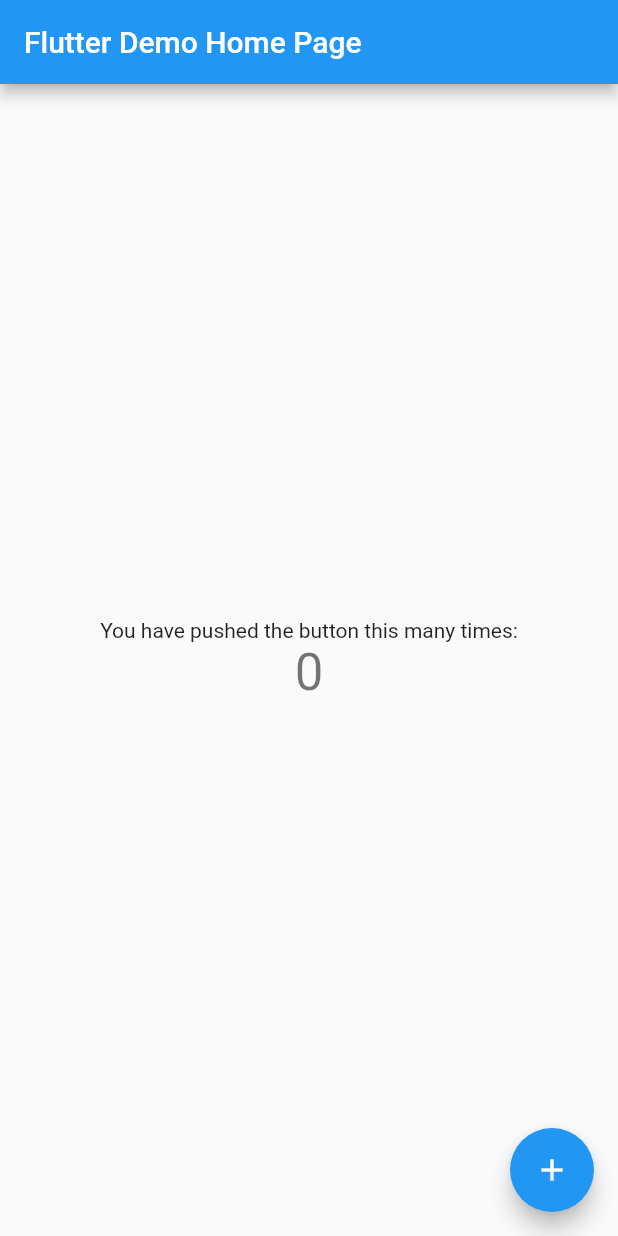
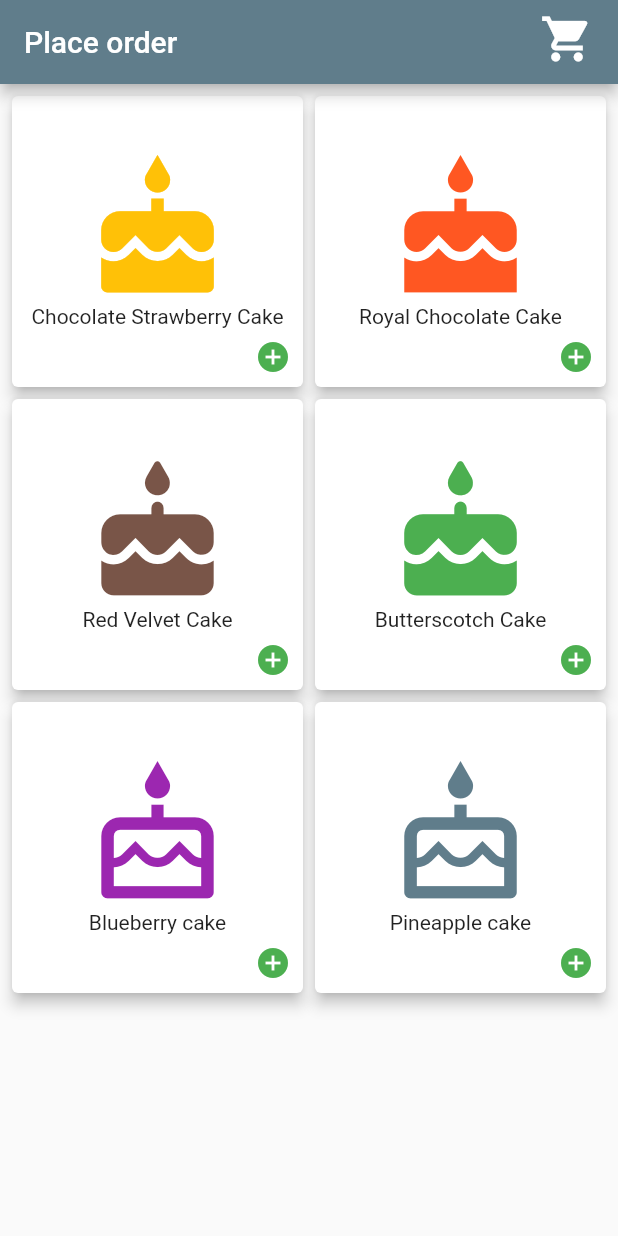
Before and after one commit to NehaKaliaNitor/shopping_cart, a Flutter app: the screen it shows after launch, on a phone screen of 412 x 824 dp. Run offline on Flutter 3.47's test engine with Material 2 defaults, Android fonts, the phone set to English and light mode, and no system bars.

Commit message:
initial commit

```diff
--- /dev/null
+++ b/lib/cake.dart
@@ -0,0 +1,9 @@
+import 'package:flutter/material.dart';
+
+class Cake {
+  final String name;
+  final IconData icon;
+  final Color color;
+
+  Cake({required this.name, required this.icon, required this.color});
+}
--- /dev/null
+++ b/lib/dashboard.dart
@@ -0,0 +1,222 @@
+import 'package:flutter/material.dart';
+import 'package:shopping_cart/cake.dart';
+import 'package:shopping_cart/cart.dart';
+
+class DashBoard extends StatefulWidget {
+  DashBoard({Key? key, required this.title}) : super(key: key);
+  final String title;
+
+  @override
+  _DashBoardState createState() => _DashBoardState();
+}
+
+class _DashBoardState extends State<DashBoard> {
+  List<Cake> _cakes = <Cake>[];
+
+  final List<Cake> _cartList = <Cake>[];
+
+  @override
+  void initState() {
+    super.initState();
+    _populateDishes();
+  }
+
+  @override
+  Widget build(BuildContext context) {
+    return Scaffold(
+      appBar: AppBar(
+        title: Text(widget.title),
+        actions: <Widget>[
+          Padding(
+            padding: const EdgeInsets.only(right: 16.0, top: 8.0),
+            child: GestureDetector(
+              child: Stack(
+                alignment: Alignment.topCenter,
+                children: <Widget>[
+                  const Icon(
+                    Icons.shopping_cart,
+                    size: 36.0,
+                  ),
+                  if (_cartList.isNotEmpty)
+                    Padding(
+                      padding: const EdgeInsets.only(left: 2.0),
+                      child: CircleAvatar(
+                        radius: 8.0,
+                        backgroundColor: Colors.red,
+                        foregroundColor: Colors.white,
+                        child: Text(
+                          _cartList.length.toString(),
+                          style: const TextStyle(
+                            fontWeight: FontWeight.bold,
+                            fontSize: 12.0,
+                          ),
+                        ),
+                      ),
+                    ),
+                ],
+              ),
+              onTap: () {
+                if (_cartList.isNotEmpty) {
+                  Navigator.of(context).push(
+                    MaterialPageRoute(
+                      builder: (context) => Cart(_cartList),
+                    ),
+                  );
+                }
+              },
+            ),
+          )
+        ],
+      ),
+      body: _buildGridView(),
+    );
+  }
+
+  ListView _buildListView() {
+    return ListView.builder(
+      itemCount: _cakes.length,
+      itemBuilder: (context, index) {
+        var item = _cakes[index];
+        return Padding(
+          padding: const EdgeInsets.symmetric(
+            horizontal: 8.0,
+            vertical: 2.0,
+          ),
+          child: Card(
+            elevation: 4.0,
+            child: ListTile(
+              leading: Icon(
+                item.icon,
+                color: item.color,
+              ),
+              title: Text(item.name),
+              trailing: GestureDetector(
+                child: (!_cartList.contains(item))
+                    ? const Icon(
+                  Icons.add_circle,
+                  color: Colors.green,
+                )
+                    : const Icon(
+                  Icons.remove_circle,
+                  color: Colors.red,
+                ),
+                onTap: () {
+                  setState(() {
+                    if (!_cartList.contains(item)) {
+                      _cartList.add(item);
+                    } else {
+                      _cartList.remove(item);
+                    }
+                  });
+                },
+              ),
+            ),
+          ),
+        );
+      },
+    );
+  }
+
+  GridView _buildGridView() {
+    return GridView.builder(
+        padding: const EdgeInsets.all(4.0),
+        gridDelegate:
+        const SliverGridDelegateWithFixedCrossAxisCount(crossAxisCount: 2),
+        itemCount: _cakes.length,
+        itemBuilder: (context, index) {
+          var item = _cakes[index];
+          return Card(
+              elevation: 4.0,
+              child: Stack(
+                fit: StackFit.loose,
+                alignment: Alignment.center,
+                children: <Widget>[
+                  Column(
+                    mainAxisAlignment: MainAxisAlignment.center,
+                    children: <Widget>[
+                      Icon(
+                        item.icon,
+                        color: (_cartList.contains(item))
+                            ? Colors.grey
+                            : item.color,
+                        size: 100.0,
+                      ),
+                      Text(
+                        item.name,
+                        textAlign: TextAlign.center,
+                      )
+                    ],
+                  ),
+                  Padding(
+                    padding: const EdgeInsets.only(
+                      right: 8.0,
+                      bottom: 8.0,
+                    ),
+                    child: Align(
+                      alignment: Alignment.bottomRight,
+                      child: GestureDetector(
+                        child: (!_cartList.contains(item))
+                            ? const Icon(
+                          Icons.add_circle,
+                          color: Colors.green,
+                        )
+                            : const Icon(
+                          Icons.remove_circle,
+                          color: Colors.red,
+                        ),
+                        onTap: () {
+                          setState(() {
+                            if (!_cartList.contains(item)) {
+                              _cartList.add(item);
+                            } else {
+                              _cartList.remove(item);
+                            }
+                          });
+                        },
+                      ),
+                    ),
+                  ),
+                ],
+              ));
+        });
+  }
+
+  void _populateDishes() {
+    var list = <Cake>[
+      Cake(
+        name: 'Chocolate Strawberry Cake',
+        icon: Icons.cake,
+        color: Colors.amber,
+      ),
+      Cake(
+        name: 'Royal Chocolate Cake',
+        icon: Icons.cake_sharp,
+        color: Colors.deepOrange,
+      ),
+      Cake(
+        name: 'Red Velvet Cake',
+        icon: Icons.cake_rounded,
+        color: Colors.brown,
+      ),
+      Cake(
+        name: 'Butterscotch Cake',
+        icon: Icons.cake_rounded,
+        color: Colors.green,
+      ),
+      Cake(
+        name: 'Blueberry cake',
+        icon: Icons.cake_outlined,
+        color: Colors.purple,
+      ),
+      Cake(
+        name: 'Pineapple cake',
+        icon: Icons.cake_outlined,
+        color: Colors.blueGrey,
+      ),
+    ];
+
+    setState(() {
+      _cakes = list;
+    });
+  }
+}
--- a/lib/main.dart
+++ b/lib/main.dart
@@ -1,115 +1,18 @@
 import 'package:flutter/material.dart';
+import 'package:shopping_cart/dashboard.dart';
 
-void main() {
-  runApp(const MyApp());
-}
+void main() => runApp(MyApp());
 
 class MyApp extends StatelessWidget {
-  const MyApp({super.key});
-
-  // This widget is the root of your application.
   @override
   Widget build(BuildContext context) {
     return MaterialApp(
-      title: 'Flutter Demo',
+      debugShowCheckedModeBanner: false,
+      title: 'Shopping Cart',
       theme: ThemeData(
-        // This is the theme of your application.
-        //
-        // Try running your application with "flutter run". You'll see the
-        // application has a blue toolbar. Then, without quitting the app, try
-        // changing the primarySwatch below to Colors.green and then invoke
-        // "hot reload" (press "r" in the console where you ran "flutter run",
-        // or simply save your changes to "hot reload" in a Flutter IDE).
-        // Notice that the counter didn't reset back to zero; the application
-        // is not restarted.
-        primarySwatch: Colors.blue,
+        primarySwatch: Colors.blueGrey,
       ),
-      home: const MyHomePage(title: 'Flutter Demo Home Page'),
+      home: DashBoard(title: 'Place order'),
     );
   }
 }
-
-class MyHomePage extends StatefulWidget {
-  const MyHomePage({super.key, required this.title});
-
-  // This widget is the home page of your application. It is stateful, meaning
-  // that it has a State object (defined below) that contains fields that affect
-  // how it looks.
-
-  // This class is the configuration for the state. It holds the values (in this
-  // case the title) provided by the parent (in this case the App widget) and
-  // used by the build method of the State. Fields in a Widget subclass are
-  // always marked "final".
-
-  final String title;
-
-  @override
-  State<MyHomePage> createState() => _MyHomePageState();
-}
-
-class _MyHomePageState extends State<MyHomePage> {
-  int _counter = 0;
-
-  void _incrementCounter() {
-    setState(() {
-      // This call to setState tells the Flutter framework that something has
-      // changed in this State, which causes it to rerun the build method below
-      // so that the display can reflect the updated values. If we changed
-      // _counter without calling setState(), then the build method would not be
-      // called again, and so nothing would appear to happen.
-      _counter++;
-    });
-  }
-
-  @override
-  Widget build(BuildContext context) {
-    // This method is rerun every time setState is called, for instance as done
-    // by the _incrementCounter method above.
-    //
-    // The Flutter framework has been optimized to make rerunning build methods
-    // fast, so that you can just rebuild anything that needs updating rather
-    // than having to individually change instances of widgets.
-    return Scaffold(
-      appBar: AppBar(
-        // Here we take the value from the MyHomePage object that was created by
-        // the App.build method, and use it to set our appbar title.
-        title: Text(widget.title),
-      ),
-      body: Center(
-        // Center is a layout widget. It takes a single child and positions it
-        // in the middle of the parent.
-        child: Column(
-          // Column is also a layout widget. It takes a list of children and
-          // arranges them vertically. By default, it sizes itself to fit its
-          // children horizontally, and tries to be as tall as its parent.
-          //
-          // Invoke "debug painting" (press "p" in the console, choose the
-          // "Toggle Debug Paint" action from the Flutter Inspector in Android
-          // Studio, or the "Toggle Debug Paint" command in Visual Studio Code)
-          // to see the wireframe for each widget.
-          //
-          // Column has various properties to control how it sizes itself and
-          // how it positions its children. Here we use mainAxisAlignment to
-          // center the children vertically; the main axis here is the vertical
-          // axis because Columns are vertical (the cross axis would be
-          // horizontal).
-          mainAxisAlignment: MainAxisAlignment.center,
-          children: <Widget>[
-            const Text(
-              'You have pushed the button this many times:',
-            ),
-            Text(
-              '$_counter',
-              style: Theme.of(context).textTheme.headlineMedium,
-            ),
-          ],
-        ),
-      ),
-      floatingActionButton: FloatingActionButton(
-        onPressed: _incrementCounter,
-        tooltip: 'Increment',
-        child: const Icon(Icons.add),
-      ), // This trailing comma makes auto-formatting nicer for build methods.
-    );
-  }
-}
```
Also changed, not shown: lib/cart.dart (added, +56 -0 lines), 1 other file.
